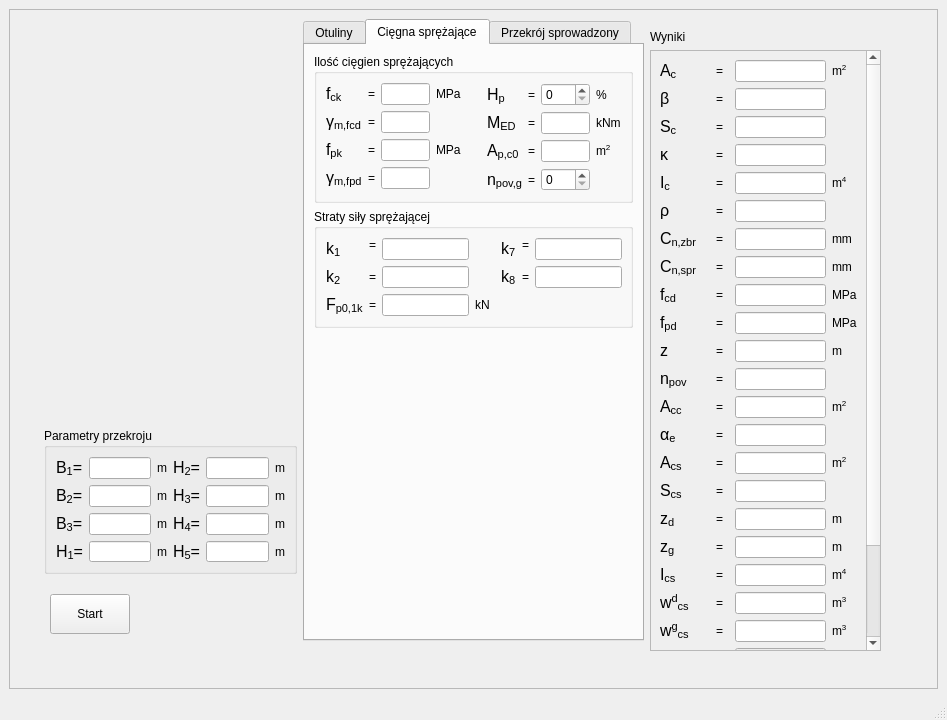
First picture: the form in mainwindow.ui, repository Damianeroos/PreStressedStudent, before the edit.
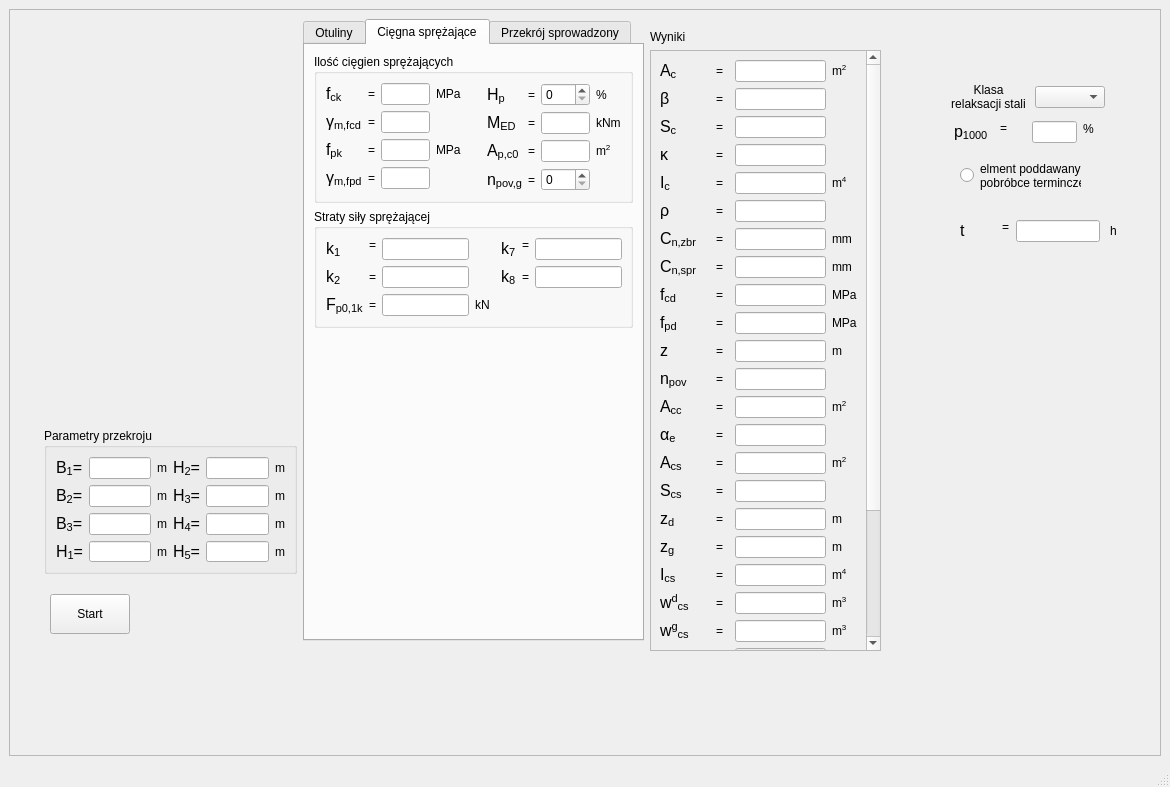
Second picture: the form after the edit.

Diff of the .ui file:
```diff
--- a/mainwindow.ui
+++ b/mainwindow.ui
@@ -6,8 +6,8 @@
    <rect>
     <x>0</x>
     <y>0</y>
-    <width>947</width>
-    <height>720</height>
+    <width>1170</width>
+    <height>787</height>
    </rect>
   </property>
   <property name="sizePolicy">
@@ -49,8 +49,8 @@
         <rect>
          <x>0</x>
          <y>0</y>
-         <width>927</width>
-         <height>657</height>
+         <width>1150</width>
+         <height>724</height>
         </rect>
        </property>
        <widget class="QGroupBox" name="groupBox_2">
@@ -2436,9 +2436,9 @@
             <property name="geometry">
              <rect>
               <x>0</x>
-              <y>-96</y>
+              <y>-171</y>
               <width>213</width>
-              <height>712</height>
+              <height>768</height>
              </rect>
             </property>
             <layout class="QGridLayout" name="gridLayout_18">
@@ -2514,6 +2514,37 @@
                </property>
               </widget>
              </item>
+             <item row="29" column="2">
+              <widget class="QLineEdit" name="lineEditDeltaSigma">
+               <property name="sizePolicy">
+                <sizepolicy hsizetype="Fixed" vsizetype="Fixed">
+                 <horstretch>0</horstretch>
+                 <verstretch>0</verstretch>
+                </sizepolicy>
+               </property>
+               <property name="minimumSize">
+                <size>
+                 <width>91</width>
+                 <height>22</height>
+                </size>
+               </property>
+               <property name="maximumSize">
+                <size>
+                 <width>91</width>
+                 <height>22</height>
+                </size>
+               </property>
+               <property name="baseSize">
+                <size>
+                 <width>91</width>
+                 <height>22</height>
+                </size>
+               </property>
+               <property name="readOnly">
+                <bool>true</bool>
+               </property>
+              </widget>
+             </item>
              <item row="19" column="2">
               <widget class="QLineEdit" name="lineEditWdcs">
                <property name="sizePolicy">
@@ -2833,6 +2864,13 @@
                </property>
               </widget>
              </item>
+             <item row="29" column="0">
+              <widget class="QLabel" name="label_400">
+               <property name="text">
+                <string>&lt;html&gt;&lt;head/&gt;&lt;body&gt;&lt;p&gt;&lt;span style=&quot; font-size:12pt;&quot;&gt;&amp;Delta;&amp;sigma;&lt;/span&gt;&lt;span style=&quot; font-size:12pt; vertical-align:sub;&quot;&gt;pr,1&lt;/span&gt;&lt;/p&gt;&lt;/body&gt;&lt;/html&gt;</string>
+               </property>
+              </widget>
+             </item>
              <item row="24" column="2">
               <widget class="QLineEdit" name="lineEditP0max">
                <property name="sizePolicy">
@@ -2940,6 +2978,13 @@
                </property>
               </widget>
              </item>
+             <item row="27" column="1">
+              <widget class="QLabel" name="label_381">
+               <property name="text">
+                <string>=</string>
+               </property>
+              </widget>
+             </item>
              <item row="4" column="2">
               <widget class="QLineEdit" name="lineEditIc">
                <property name="sizePolicy">
@@ -3755,6 +3800,23 @@
                </property>
               </widget>
              </item>
+             <item row="29" column="1">
+              <widget class="QLabel" name="label_401">
+               <property name="text">
+                <string>=</string>
+               </property>
+              </widget>
+             </item>
+             <item row="29" column="3">
+              <widget class="QLabel" name="label_402">
+               <property name="text">
+                <string>MPa</string>
+               </property>
+               <property name="textFormat">
+                <enum>Qt::AutoText</enum>
+               </property>
+              </widget>
+             </item>
              <item row="10" column="3">
               <widget class="QLabel" name="label_107">
                <property name="text">
@@ -3858,6 +3920,44 @@
                </property>
               </widget>
              </item>
+             <item row="27" column="0">
+              <widget class="QLabel" name="label_380">
+               <property name="text">
+                <string>&lt;html&gt;&lt;head/&gt;&lt;body&gt;&lt;p&gt;&lt;span style=&quot; font-size:12pt;&quot;&gt;P&lt;/span&gt;&lt;span style=&quot; font-size:12pt; vertical-align:sub;&quot;&gt;m0&lt;/span&gt;&lt;span style=&quot; font-size:12pt;&quot;&gt;(x)&lt;/span&gt;&lt;/p&gt;&lt;/body&gt;&lt;/html&gt;</string>
+               </property>
+              </widget>
+             </item>
+             <item row="27" column="2">
+              <widget class="QLineEdit" name="lineEditPM0">
+               <property name="sizePolicy">
+                <sizepolicy hsizetype="Fixed" vsizetype="Fixed">
+                 <horstretch>0</horstretch>
+                 <verstretch>0</verstretch>
+                </sizepolicy>
+               </property>
+               <property name="minimumSize">
+                <size>
+                 <width>91</width>
+                 <height>22</height>
+                </size>
+               </property>
+               <property name="maximumSize">
+                <size>
+                 <width>91</width>
+                 <height>22</height>
+                </size>
+               </property>
+               <property name="baseSize">
+                <size>
+                 <width>91</width>
+                 <height>22</height>
+                </size>
+               </property>
+               <property name="readOnly">
+                <bool>true</bool>
+               </property>
+              </widget>
+             </item>
              <item row="1" column="1">
               <widget class="QLabel" name="label_81">
                <property name="text">
@@ -3945,22 +4045,8 @@
                </property>
               </widget>
              </item>
-             <item row="27" column="1">
-              <widget class="QLabel" name="label_381">
-               <property name="text">
-                <string>=</string>
-               </property>
-              </widget>
-             </item>
-             <item row="27" column="0">
-              <widget class="QLabel" name="label_380">
-               <property name="text">
-                <string>&lt;html&gt;&lt;head/&gt;&lt;body&gt;&lt;p&gt;&lt;span style=&quot; font-size:12pt;&quot;&gt;P&lt;/span&gt;&lt;span style=&quot; font-size:12pt; vertical-align:sub;&quot;&gt;m0&lt;/span&gt;&lt;span style=&quot; font-size:12pt;&quot;&gt;(x)&lt;/span&gt;&lt;/p&gt;&lt;/body&gt;&lt;/html&gt;</string>
-               </property>
-              </widget>
-             </item>
-             <item row="27" column="2">
-              <widget class="QLineEdit" name="lineEditPM0">
+             <item row="30" column="2">
+              <widget class="QLineEdit" name="lineEditDeltaP">
                <property name="sizePolicy">
                 <sizepolicy hsizetype="Fixed" vsizetype="Fixed">
                  <horstretch>0</horstretch>
@@ -3990,12 +4076,252 @@
                </property>
               </widget>
              </item>
+             <item row="30" column="0">
+              <widget class="QLabel" name="label_404">
+               <property name="text">
+                <string>&lt;html&gt;&lt;head/&gt;&lt;body&gt;&lt;p&gt;&lt;span style=&quot; font-size:12pt;&quot;&gt;&amp;Delta;P&lt;/span&gt;&lt;span style=&quot; font-size:12pt; vertical-align:sub;&quot;&gt;pr,&lt;/span&gt;&lt;span style=&quot; font-size:12pt; vertical-align:sub;&quot;&gt;1&lt;/span&gt;&lt;/p&gt;&lt;/body&gt;&lt;/html&gt;</string>
+               </property>
+              </widget>
+             </item>
+             <item row="30" column="3">
+              <widget class="QLabel" name="label_403">
+               <property name="text">
+                <string>kN</string>
+               </property>
+               <property name="textFormat">
+                <enum>Qt::AutoText</enum>
+               </property>
+              </widget>
+             </item>
+             <item row="30" column="1">
+              <widget class="QLabel" name="label_405">
+               <property name="text">
+                <string>=</string>
+               </property>
+              </widget>
+             </item>
             </layout>
            </widget>
           </widget>
          </item>
         </layout>
        </widget>
+       <widget class="QLabel" name="label_393">
+        <property name="geometry">
+         <rect>
+          <x>938</x>
+          <y>70</y>
+          <width>81</width>
+          <height>35</height>
+         </rect>
+        </property>
+        <property name="minimumSize">
+         <size>
+          <width>0</width>
+          <height>35</height>
+         </size>
+        </property>
+        <property name="text">
+         <string>&lt;html&gt;&lt;head/&gt;&lt;body&gt;&lt;p align=&quot;center&quot;&gt;Klasa&lt;br/&gt;relaksacji stali&lt;/p&gt;&lt;/body&gt;&lt;/html&gt;</string>
+        </property>
+       </widget>
+       <widget class="QComboBox" name="comboBoxClassRel">
+        <property name="geometry">
+         <rect>
+          <x>1025</x>
+          <y>76</y>
+          <width>70</width>
+          <height>22</height>
+         </rect>
+        </property>
+        <property name="minimumSize">
+         <size>
+          <width>70</width>
+          <height>0</height>
+         </size>
+        </property>
+       </widget>
+       <widget class="QLabel" name="label_394">
+        <property name="enabled">
+         <bool>true</bool>
+        </property>
+        <property name="geometry">
+         <rect>
+          <x>944</x>
+          <y>112</y>
+          <width>33</width>
+          <height>20</height>
+         </rect>
+        </property>
+        <property name="sizePolicy">
+         <sizepolicy hsizetype="Fixed" vsizetype="Fixed">
+          <horstretch>0</horstretch>
+          <verstretch>0</verstretch>
+         </sizepolicy>
+        </property>
+        <property name="minimumSize">
+         <size>
+          <width>0</width>
+          <height>0</height>
+         </size>
+        </property>
+        <property name="maximumSize">
+         <size>
+          <width>16777215</width>
+          <height>16777215</height>
+         </size>
+        </property>
+        <property name="baseSize">
+         <size>
+          <width>0</width>
+          <height>0</height>
+         </size>
+        </property>
+        <property name="text">
+         <string>&lt;html&gt;&lt;head/&gt;&lt;body&gt;&lt;p&gt;&lt;span style=&quot; font-size:12pt;&quot;&gt;p&lt;/span&gt;&lt;span style=&quot; font-size:12pt; vertical-align:sub;&quot;&gt;1000&lt;/span&gt;&lt;/p&gt;&lt;/body&gt;&lt;/html&gt;</string>
+        </property>
+       </widget>
+       <widget class="QLabel" name="label_395">
+        <property name="geometry">
+         <rect>
+          <x>990</x>
+          <y>110</y>
+          <width>16</width>
+          <height>16</height>
+         </rect>
+        </property>
+        <property name="text">
+         <string>=</string>
+        </property>
+       </widget>
+       <widget class="QLineEdit" name="lineEditP1000">
+        <property name="geometry">
+         <rect>
+          <x>1022</x>
+          <y>111</y>
+          <width>45</width>
+          <height>22</height>
+         </rect>
+        </property>
+        <property name="sizePolicy">
+         <sizepolicy hsizetype="Fixed" vsizetype="Fixed">
+          <horstretch>0</horstretch>
+          <verstretch>0</verstretch>
+         </sizepolicy>
+        </property>
+        <property name="maximumSize">
+         <size>
+          <width>45</width>
+          <height>16777215</height>
+         </size>
+        </property>
+        <property name="readOnly">
+         <bool>true</bool>
+        </property>
+       </widget>
+       <widget class="QLabel" name="label_396">
+        <property name="geometry">
+         <rect>
+          <x>1073</x>
+          <y>111</y>
+          <width>16</width>
+          <height>16</height>
+         </rect>
+        </property>
+        <property name="text">
+         <string>%</string>
+        </property>
+        <property name="textFormat">
+         <enum>Qt::AutoText</enum>
+        </property>
+       </widget>
+       <widget class="QRadioButton" name="radioButton">
+        <property name="geometry">
+         <rect>
+          <x>950</x>
+          <y>150</y>
+          <width>121</width>
+          <height>31</height>
+         </rect>
+        </property>
+        <property name="text">
+         <string>elment poddawany
+pobróbce terminczej</string>
+        </property>
+       </widget>
+       <widget class="QLabel" name="labelT">
+        <property name="geometry">
+         <rect>
+          <x>950</x>
+          <y>210</y>
+          <width>36</width>
+          <height>22</height>
+         </rect>
+        </property>
+        <property name="text">
+         <string>&lt;html&gt;&lt;head/&gt;&lt;body&gt;&lt;p&gt;&lt;span style=&quot; font-size:12pt;&quot;&gt;t&lt;/span&gt;&lt;/p&gt;&lt;/body&gt;&lt;/html&gt;</string>
+        </property>
+       </widget>
+       <widget class="QLineEdit" name="lineEditT">
+        <property name="geometry">
+         <rect>
+          <x>1006</x>
+          <y>210</y>
+          <width>84</width>
+          <height>22</height>
+         </rect>
+        </property>
+        <property name="sizePolicy">
+         <sizepolicy hsizetype="MinimumExpanding" vsizetype="Expanding">
+          <horstretch>0</horstretch>
+          <verstretch>0</verstretch>
+         </sizepolicy>
+        </property>
+        <property name="maximumSize">
+         <size>
+          <width>16777215</width>
+          <height>16777215</height>
+         </size>
+        </property>
+        <property name="readOnly">
+         <bool>false</bool>
+        </property>
+       </widget>
+       <widget class="QLabel" name="labelT1">
+        <property name="geometry">
+         <rect>
+          <x>992</x>
+          <y>210</y>
+          <width>8</width>
+          <height>14</height>
+         </rect>
+        </property>
+        <property name="maximumSize">
+         <size>
+          <width>8</width>
+          <height>16777215</height>
+         </size>
+        </property>
+        <property name="text">
+         <string>=</string>
+        </property>
+       </widget>
+       <widget class="QLabel" name="labelT2">
+        <property name="geometry">
+         <rect>
+          <x>1100</x>
+          <y>210</y>
+          <width>21</width>
+          <height>22</height>
+         </rect>
+        </property>
+        <property name="text">
+         <string>h</string>
+        </property>
+        <property name="textFormat">
+         <enum>Qt::AutoText</enum>
+        </property>
+       </widget>
       </widget>
      </widget>
     </item>
@@ -4006,7 +4332,7 @@
     <rect>
      <x>0</x>
      <y>0</y>
-     <width>947</width>
+     <width>1170</width>
      <height>21</height>
     </rect>
    </property>
```
